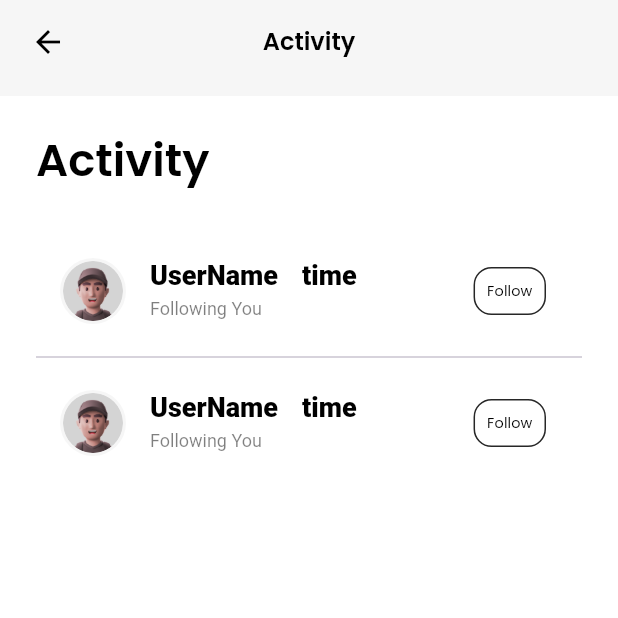
After one commit to Qamarzaman555/social_sync, a Flutter app: the ActivityScreen screen opened directly, on a phone screen of 412 x 824 dp, the top half of it. The commit adds this screen. Run offline on Flutter 3.47's test engine with Material 3 defaults, Android fonts, the phone set to English and light mode, and no system bars; our stand-ins replace cached_network_image, cloud_firestore, connectivity_plus, firebase_auth, firebase_core, firebase_storage and 10 more; accounts and stored records are empty; project files that could hold a hidden picture were left out.

Commit message:
add: activity in nav bar

```diff
--- /dev/null
+++ b/lib/features/chats/screens/activity/activity.dart
@@ -0,0 +1,98 @@
+import 'package:flutter/material.dart';
+import 'package:social_sync/utils/helpers/helper_functions.dart';
+
+import '../../../../common/widgets/images/circular_image.dart';
+import '../../../../utils/constants/app_colors.dart';
+import '../../../../utils/constants/image_strings.dart';
+import '../../../../utils/constants/sizes.dart';
+import '../../../../utils/constants/text_strings.dart';
+import 'components/acitivty_appbar.dart';
+
+class ActivityScreen extends StatelessWidget {
+  const ActivityScreen({super.key});
+
+  @override
+  Widget build(BuildContext context) {
+    final dark = AppHelperFunctions.isDarkMode(context);
+    return SafeArea(
+      child: Scaffold(
+        body: CustomScrollView(
+          slivers: [
+            /// AppBar
+            const ActivityAppBar(),
+            SliverList(
+              delegate: SliverChildListDelegate(
+                [
+                  Padding(
+                    padding: const EdgeInsets.all(AppSizes.defaultSpace),
+                    child: Column(
+                      crossAxisAlignment: CrossAxisAlignment.start,
+                      children: [
+                        // Header Text
+                        Text(AppText.appActivity,
+                            style: Theme.of(context).textTheme.headlineLarge),
+                        const SizedBox(height: AppSizes.spaceBtwSections),
+                        ActivityTile(dark: dark),
+                        Divider(),
+                        ActivityTile(dark: dark)
+                      ],
+                    ),
+                  ),
+                ],
+              ),
+            ),
+          ],
+        ),
+      ),
+    );
+  }
+}
+
+class ActivityTile extends StatelessWidget {
+  const ActivityTile({
+    super.key,
+    required this.dark,
+  });
+
+  final bool dark;
+
+  @override
+  Widget build(BuildContext context) {
+    return ListTile(
+      // tileColor: AppColors.light.withOpacity(0.2),
+      shape: RoundedRectangleBorder(
+          borderRadius: BorderRadius.circular(AppSizes.cardRadiusXs)),
+      leading: const AppCircularImage(
+        image: AppImages.user,
+        // isNetworkImage: true,
+        padding: 2,
+        width: 44,
+        height: 44,
+      ),
+      title: const Row(
+        children: [
+          Text('UserName'),
+          SizedBox(width: AppSizes.spaceBtwItems),
+          Text('time'),
+        ],
+      ),
+      subtitle: const Text("Following You"),
+      trailing: Container(
+        padding: const EdgeInsets.symmetric(
+            horizontal: AppSizes.sm, vertical: AppSizes.sm),
+        decoration: BoxDecoration(
+          border: Border.all(color: dark ? AppColors.light : AppColors.dark),
+          borderRadius: BorderRadius.circular(AppSizes.cardRadiusMd),
+        ),
+        // onPressed: () {},
+        child: Text(
+          'Follow',
+          style: Theme.of(context)
+              .textTheme
+              .labelLarge!
+              .apply(fontSizeFactor: 0.8),
+        ),
+      ),
+    );
+  }
+}
--- a/lib/features/chats/screens/chats/components/friend_chat_bubble.dart
+++ b/lib/features/chats/screens/chats/components/friend_chat_bubble.dart
@@ -25,7 +25,10 @@ class FriendChatBubble extends StatelessWidget {
           color: AppColors.secondary,
         ),
         child: Text(messageObject.message,
-            style: Theme.of(context).textTheme.labelMedium),
+            style: Theme.of(context)
+                .textTheme
+                .labelMedium!
+                .apply(color: Colors.white)),
       ),
     );
   }
--- a/lib/utils/constants/text_strings.dart
+++ b/lib/utils/constants/text_strings.dart
@@ -10,6 +10,7 @@ class AppText {
   static const String done = "Done";
   static const String submit = "Submit";
   static const String appName = "SocialSync";
+  static const String appActivity = "Activity";
   static const String appSlogan = "Stay in Sync, Stay Connected";
   static const String tContinue = "Continue";
 
```
Also changed, not shown: lib/features/chats/screens/activity/components/acitivty_appbar.dart (added, +27 -0 lines), lib/navigation_menu.dart (+5 -2 lines).
